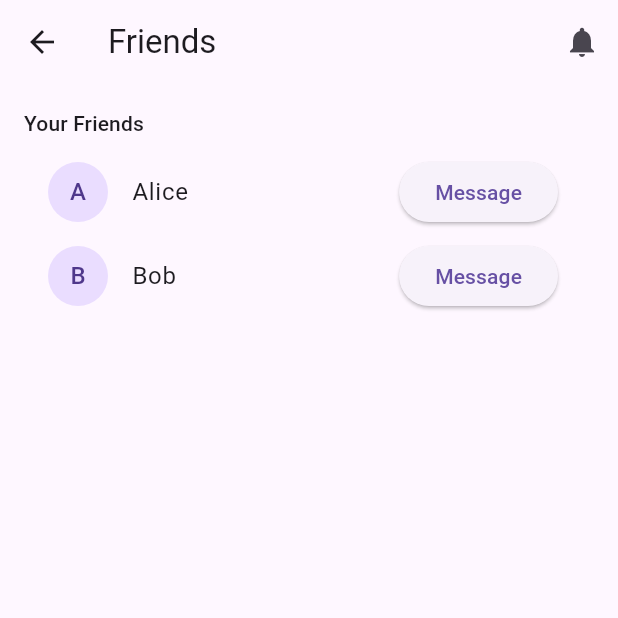
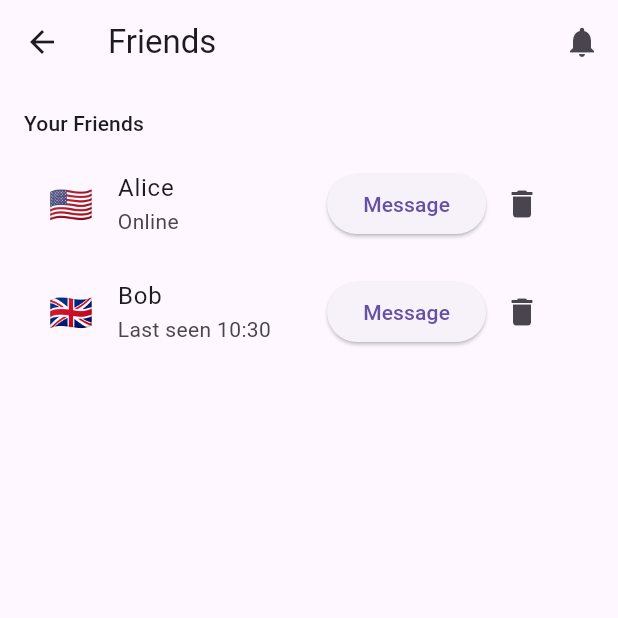
Before and after one commit to Mohamed1341412/Gym-Progress-Tracker-My-GPT-, a Flutter app: the FriendsScreen screen opened directly, on a phone screen of 412 x 824 dp, the top half of it. Run offline on Flutter 3.47's test engine with Material 3 defaults, Android fonts, the phone set to English and light mode, and no system bars; our stand-ins replace audioplayers, carousel_slider, firebase_auth, firebase_core, go_router, google_sign_in; missing offline and left inert: flutter_facebook_auth; accounts and stored records are empty; generated files the repository leaves out were written again.

Commit message:
update friends and chat list

```diff
--- /dev/null
+++ b/lib/models/friend_model.dart
@@ -0,0 +1,24 @@
+class Friend {
+  String name;
+  String countryCode; // e.g., 'US', 'EG'
+  bool online;
+  DateTime lastSeen;
+  bool muted;
+  bool blocked;
+
+  Friend({
+    required this.name,
+    required this.countryCode,
+    this.online = false,
+    DateTime? lastSeen,
+    this.muted = false,
+    this.blocked = false,
+  }) : lastSeen = lastSeen ?? DateTime.now();
+
+  String get flagEmoji {
+    // Basic conversion to regional indicator symbols
+    return countryCode.toUpperCase().codeUnits
+        .map((c) => String.fromCharCode(0x1F1E6 - 65 + c))
+        .join();
+  }
+}
--- a/lib/screens/friends_screen.dart
+++ b/lib/screens/friends_screen.dart
@@ -1,6 +1,7 @@
 import 'package:flutter/material.dart';
 import '../services/mock_database.dart';
 import '../screens/chat_screen.dart';
+import '../models/friend_model.dart';
 
 class FriendsScreen extends StatefulWidget {
   const FriendsScreen({Key? key}) : super(key: key);
@@ -39,13 +40,28 @@ class _FriendsScreenState extends State<FriendsScreen> {
                   : ListView.builder(
                       itemCount: MockDatabase.friends.length,
                       itemBuilder: (context, index) {
-                        final name = MockDatabase.friends[index];
+                        final friend = MockDatabase.friends[index];
                         return ListTile(
-                          leading: _avatarForName(name),
-                          title: Text(name),
-                          trailing: ElevatedButton(
-                            onPressed: () => _openChat(name),
-                            child: const Text('Message'),
+                          leading: Text(friend.flagEmoji, style: const TextStyle(fontSize: 24)),
+                          title: Text(friend.name),
+                          subtitle: Text(friend.online ? 'Online' : 'Last seen ${friend.lastSeen.hour}:${friend.lastSeen.minute}'),
+                          trailing: Row(
+                            mainAxisSize: MainAxisSize.min,
+                            children: [
+                              ElevatedButton(
+                                onPressed: () => _openChat(friend.name),
+                                child: const Text('Message'),
+                              ),
+                              IconButton(
+                                icon: const Icon(Icons.delete),
+                                tooltip: 'Unfriend',
+                                onPressed: () {
+                                  setState(() {
+                                    MockDatabase.friends.removeAt(index);
+                                  });
+                                },
+                              ),
+                            ],
                           ),
                         );
                       },
--- a/lib/services/mock_database.dart
+++ b/lib/services/mock_database.dart
@@ -1,4 +1,9 @@
+import '../models/friend_model.dart';
+
 class MockDatabase {
-  static List<String> friends = ['Alice', 'Bob'];
-  static List<String> pendingRequests = [];
+  static List<Friend> friends = [
+    Friend(name: 'Alice', countryCode: 'US', online: true),
+    Friend(name: 'Bob', countryCode: 'GB', online: false),
+  ];
+  static List<Friend> pendingRequests = [];
 }
```
Also changed, not shown: lib/screens/chat_screen.dart (+37 -1 lines).
